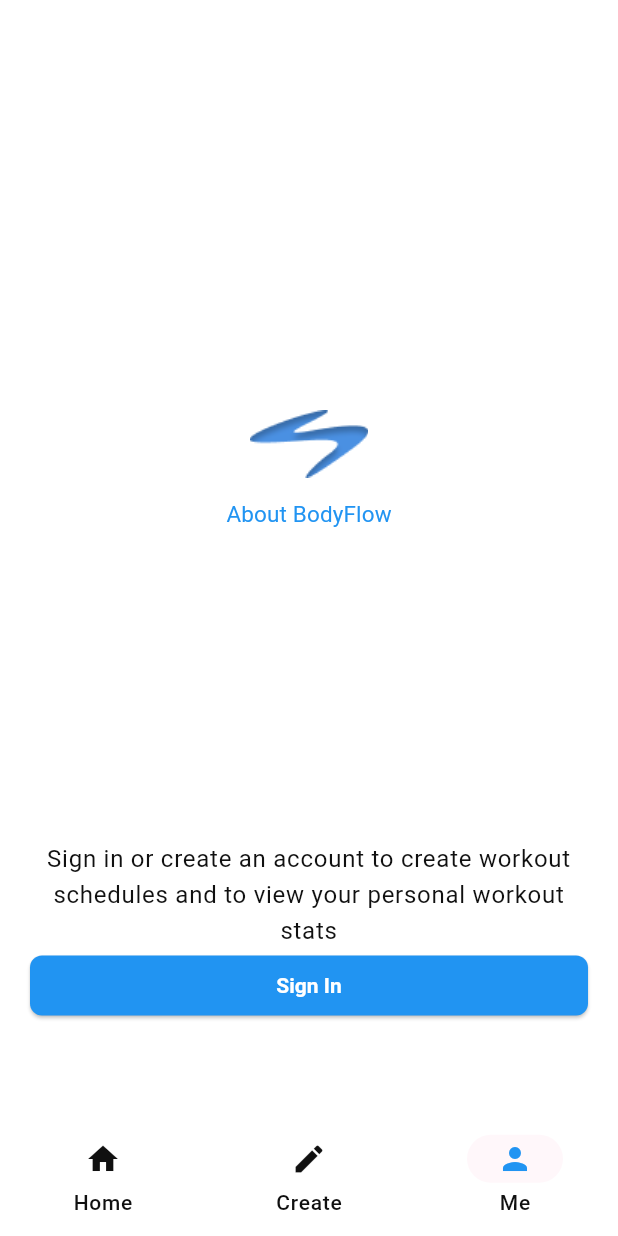
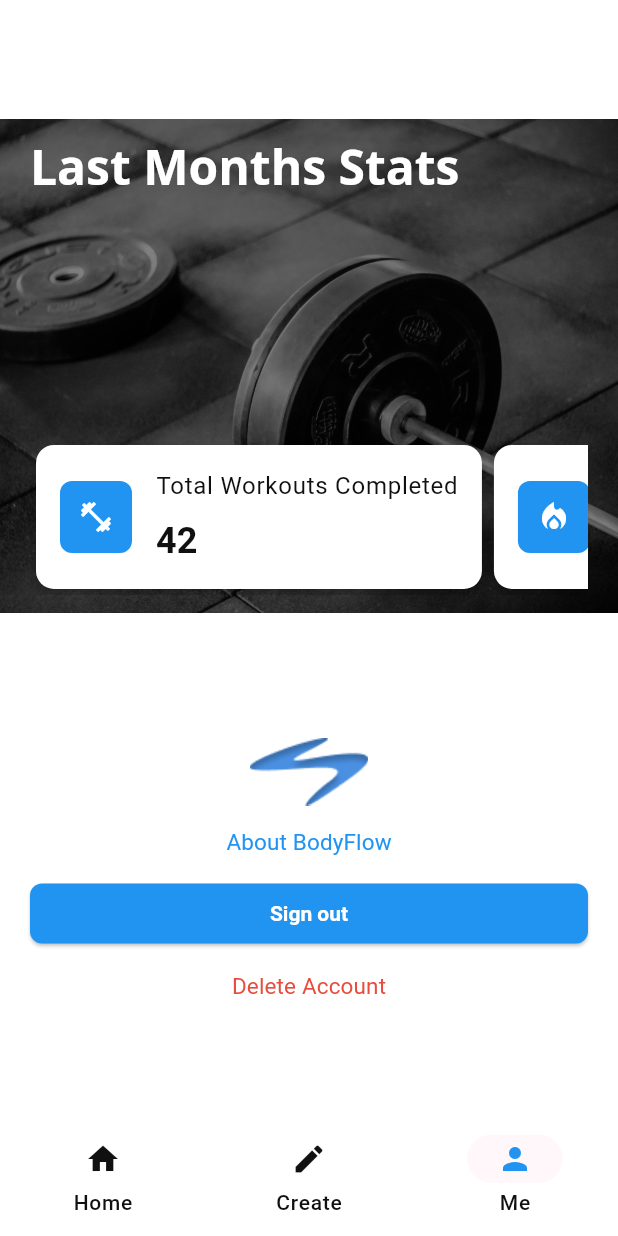
Before and after one commit to DanielDicksonDillimono/bodyflow, a Flutter app: the ProfilePage screen opened by its route, on a phone screen of 412 x 824 dp. Run offline on Flutter 3.47's test engine with Material 3 defaults, Android fonts, the phone set to English and light mode, and no system bars; our stand-ins replace go_router, google_fonts.

Commit message:
Separated things widgets like statsCard into its own file. Enums are also placed in domain/misc folder. #47

```diff
--- /dev/null
+++ b/lib/domain/misc/globalenums.dart
@@ -0,0 +1,5 @@
+enum StatType { workouts, calories, hours, day, bodyPart }
+
+enum Days { monday, tuesday, wednesday, thursday, friday, saturday, sunday }
+
+enum ActivityType { session, schedule }
--- /dev/null
+++ b/lib/domain/models/stat.dart
@@ -0,0 +1,27 @@
+import 'package:bodyflow/domain/misc/globalenums.dart';
+
+class Stat {
+  late final String title;
+  final String value;
+  final StatType statType;
+
+  Stat({required this.statType, required this.value}) {
+    switch (statType) {
+      case StatType.workouts:
+        title = "Total Workouts Completed";
+        break;
+      case StatType.calories:
+        title = "Total Calories Burned";
+        break;
+      case StatType.hours:
+        title = "Total Hours Trained";
+        break;
+      case StatType.day:
+        title = "Day with Most Activity";
+        break;
+      case StatType.bodyPart:
+        title = "Most Trained Body Part";
+        break;
+    }
+  }
+}
--- /dev/null
+++ b/lib/ui/core/wigets/stats_card.dart
@@ -0,0 +1,73 @@
+import 'package:bodyflow/domain/misc/globalenums.dart';
+import 'package:bodyflow/domain/models/stat.dart';
+import 'package:flutter/material.dart';
+
+class StatsCard extends StatelessWidget {
+  final Stat stat;
+  late final Icon icon;
+
+  StatsCard({super.key, required this.stat}) {
+    switch (stat.statType) {
+      case StatType.workouts:
+        icon = const Icon(Icons.fitness_center, color: Colors.white);
+        break;
+      case StatType.calories:
+        icon = const Icon(Icons.local_fire_department, color: Colors.white);
+        break;
+      case StatType.hours:
+        icon = const Icon(Icons.access_time, color: Colors.white);
+        break;
+      case StatType.day:
+        icon = const Icon(Icons.calendar_today, color: Colors.white);
+        break;
+      case StatType.bodyPart:
+        icon = const Icon(Icons.self_improvement, color: Colors.white);
+        break;
+    }
+  }
+
+  @override
+  Widget build(BuildContext context) {
+    return InkWell(
+      onTap: () {
+        // Handle card tap if needed
+      },
+      child: Card(
+        shape: RoundedRectangleBorder(borderRadius: BorderRadius.circular(12)),
+        elevation: 4,
+        child: Padding(
+          padding: const EdgeInsets.all(16.0),
+          child: Row(
+            children: [
+              Container(
+                decoration: BoxDecoration(
+                  color: Theme.of(context).primaryColor,
+                  borderRadius: BorderRadius.circular(8),
+                ),
+                padding: const EdgeInsets.all(12),
+                child: icon,
+              ),
+              const SizedBox(width: 16),
+              Column(
+                crossAxisAlignment: CrossAxisAlignment.start,
+                children: [
+                  Text(
+                    stat.title,
+                    style: Theme.of(context).textTheme.bodyLarge,
+                  ),
+                  const SizedBox(height: 8),
+                  Text(
+                    stat.value,
+                    style: Theme.of(context).textTheme.headlineSmall?.copyWith(
+                      fontWeight: FontWeight.bold,
+                    ),
+                  ),
+                ],
+              ),
+            ],
+          ),
+        ),
+      ),
+    );
+  }
+}
--- a/lib/ui/main_pages/view_models/generator_page_viewmodel.dart
+++ b/lib/ui/main_pages/view_models/generator_page_viewmodel.dart
@@ -1,6 +1,5 @@
+import 'package:bodyflow/domain/misc/globalenums.dart';
 import 'package:flutter/material.dart';
-
-enum ActivityType { session, schedule }
 
 class GeneratorPageViewModel with ChangeNotifier {
   GlobalKey<FormState> timeKey = GlobalKey<FormState>();
@@ -119,5 +118,3 @@ enum BodyPart {
   shoulders,
   core,
 }
-
-enum Days { monday, tuesday, wednesday, thursday, friday, saturday, sunday }
--- a/lib/ui/main_pages/view_models/profile_page_viewmodel.dart
+++ b/lib/ui/main_pages/view_models/profile_page_viewmodel.dart
@@ -1,3 +1,5 @@
+import 'package:bodyflow/domain/misc/globalenums.dart';
+import 'package:bodyflow/domain/models/stat.dart';
 import 'package:bodyflow/navigation/routes.dart';
 import 'package:flutter/material.dart';
 import 'package:go_router/go_router.dart';
@@ -7,6 +9,13 @@ class ProfilePageViewmodel extends ChangeNotifier {
   bool loggedIn = false;
   bool get isLoading => false;
   bool get isLoggedIn => loggedIn;
+  List<Stat> get stats => [
+    Stat(statType: StatType.workouts, value: '42'),
+    Stat(statType: StatType.calories, value: '12,345'),
+    Stat(statType: StatType.hours, value: '67'),
+    Stat(statType: StatType.day, value: 'Wednesday'),
+    Stat(statType: StatType.bodyPart, value: 'Legs'),
+  ];
   void toggleLoggedIn() {
     loggedIn = !loggedIn;
     notifyListeners();
@@ -83,4 +92,10 @@ class ProfilePageViewmodel extends ChangeNotifier {
     // Implement sign-in logic here
     context.go(Routes.login);
   }
+
+  void signOut() {
+    // Implement sign-out logic here
+    loggedIn = false;
+    notifyListeners();
+  }
 }
--- a/lib/ui/main_pages/widgets/generator_page.dart
+++ b/lib/ui/main_pages/widgets/generator_page.dart
@@ -2,6 +2,7 @@ import 'package:bodyflow/ui/core/loading.dart';
 import 'package:bodyflow/ui/core/themes/dimens.dart';
 import 'package:bodyflow/ui/main_pages/view_models/generator_page_viewmodel.dart';
 import 'package:flutter/material.dart';
+import 'package:bodyflow/domain/misc/globalenums.dart';
 
 class GeneratorPage extends StatelessWidget {
   GeneratorPage({super.key});
--- a/lib/ui/main_pages/widgets/profile_page.dart
+++ b/lib/ui/main_pages/widgets/profile_page.dart
@@ -1,4 +1,8 @@
+import 'package:bodyflow/domain/misc/globalenums.dart';
+import 'package:bodyflow/domain/models/stat.dart';
+import 'package:bodyflow/ui/core/themes/colors.dart';
 import 'package:bodyflow/ui/core/themes/dimens.dart';
+import 'package:bodyflow/ui/core/wigets/stats_card.dart';
 import 'package:bodyflow/ui/main_pages/view_models/profile_page_viewmodel.dart';
 import 'package:flutter/material.dart';
 
@@ -11,16 +15,92 @@ class ProfilePage extends StatelessWidget {
     return Scaffold(
       body: SafeArea(
         child: Center(
-          child: Container(
-            padding: Dimens.of(context).edgeInsetsScreenHorizontal,
           child: SingleChildScrollView(
             child: SizedBox(
               height: MediaQuery.of(context).size.height * 0.75,
+              // child: Column(
+              //   mainAxisAlignment: MainAxisAlignment.spaceBetween,
+              //   children: [
+              //     SizedBox(height: 16),
+              //     Column(
+              //       mainAxisAlignment: MainAxisAlignment.center,
+              //       children: [
+              //         Image(image: AssetImage('assets/images/logo.png')),
+              //         TextButton(
+              //           onPressed: () => viewModel.showAboutPage(context),
+              //           child: Text('About BodyFlow'),
+              //         ),
+              //       ],
+              //     ),
+              //     Column(
+              //       mainAxisAlignment: MainAxisAlignment.center,
+              //       children: [
+              //         Text(
+              //           'Sign in or create an account to create workout schedules and to view your personal workout stats',
+              //           textAlign: TextAlign.center,
+              //           style: Theme.of(context).textTheme.bodyLarge,
+              //         ),
+              //         SizedBox(
+              //           width: double.infinity,
+              //           child: ElevatedButton(
+              //             onPressed: () => viewModel.signIn(context),
+              //             style: Theme.of(context).elevatedButtonTheme.style,
+              //             child: const Text('Sign In'),
+              //           ),
+              //         ),
+              //       ],
+              //     ),
+              //   ],
+              // ),
               child: Column(
                 mainAxisAlignment: MainAxisAlignment.spaceBetween,
                 children: [
+                  Column(
+                    children: [
                       SizedBox(height: 16),
+                      Container(
+                        padding: Dimens.of(context).edgeInsetsScreenHorizontal,
+                        width: double.infinity,
+                        height: MediaQuery.of(context).size.height * 0.40,
+                        decoration: BoxDecoration(
+                          image: DecorationImage(
+                            image: AssetImage('assets/images/barbell.jpg'),
+                            fit: BoxFit.cover,
+                            colorFilter: ColorFilter.mode(
+                              Colors.black.withValues(alpha: 0.5),
+                              BlendMode.darken,
+                            ),
+                          ),
+                        ),
+                        child: Column(
+                          crossAxisAlignment: CrossAxisAlignment.start,
+                          children: [
+                            SizedBox(height: Dimens.paddingVerticalSmall),
+                            Text(
+                              'Last Months Stats',
+                              style: Theme.of(context).textTheme.headlineLarge
+                                  ?.copyWith(color: Colors.white),
+                            ),
+                            Spacer(),
+                            SingleChildScrollView(
+                              scrollDirection: Axis.horizontal,
+                              child: Row(
+                                children: viewModel.stats
+                                    .map((stat) => StatsCard(stat: stat))
+                                    .toList(),
+                              ),
+                            ),
+                            SizedBox(height: Dimens.paddingVerticalSmall),
+                          ],
+                        ),
+                      ),
+                    ],
+                  ),
+
                   Column(
+                    children: [
+                      SizedBox(
+                        child: Column(
                           mainAxisAlignment: MainAxisAlignment.center,
                           children: [
                             Image(image: AssetImage('assets/images/logo.png')),
@@ -30,20 +110,31 @@ class ProfilePage extends StatelessWidget {
                             ),
                           ],
                         ),
-                    Column(
+                      ),
+                      Container(
+                        padding: Dimens.of(context).edgeInsetsScreenHorizontal,
+                        child: Column(
                           mainAxisAlignment: MainAxisAlignment.center,
                           children: [
-                        Text(
-                          'Sign in or create an account to create workout schedules and to view your personal workout stats',
-                          textAlign: TextAlign.center,
-                          style: Theme.of(context).textTheme.bodyLarge,
-                        ),
                             SizedBox(
                               width: double.infinity,
                               child: ElevatedButton(
                                 onPressed: () => viewModel.signIn(context),
-                            style: Theme.of(context).elevatedButtonTheme.style,
-                            child: const Text('Sign In'),
+                                style: Theme.of(
+                                  context,
+                                ).elevatedButtonTheme.style,
+                                child: const Text('Sign out'),
+                              ),
+                            ),
+                            TextButton(
+                              onPressed: () => viewModel.signOut(),
+                              child: Text(
+                                'Delete Account',
+                                style: Theme.of(context).textTheme.labelLarge
+                                    ?.copyWith(color: AppColors.red1),
+                              ),
+                            ),
+                          ],
                         ),
                       ),
                     ],
@@ -54,7 +145,6 @@ class ProfilePage extends StatelessWidget {
           ),
         ),
       ),
-      ),
     );
   }
 }
```
Lines whose indentation alone changed are shown as unchanged.
